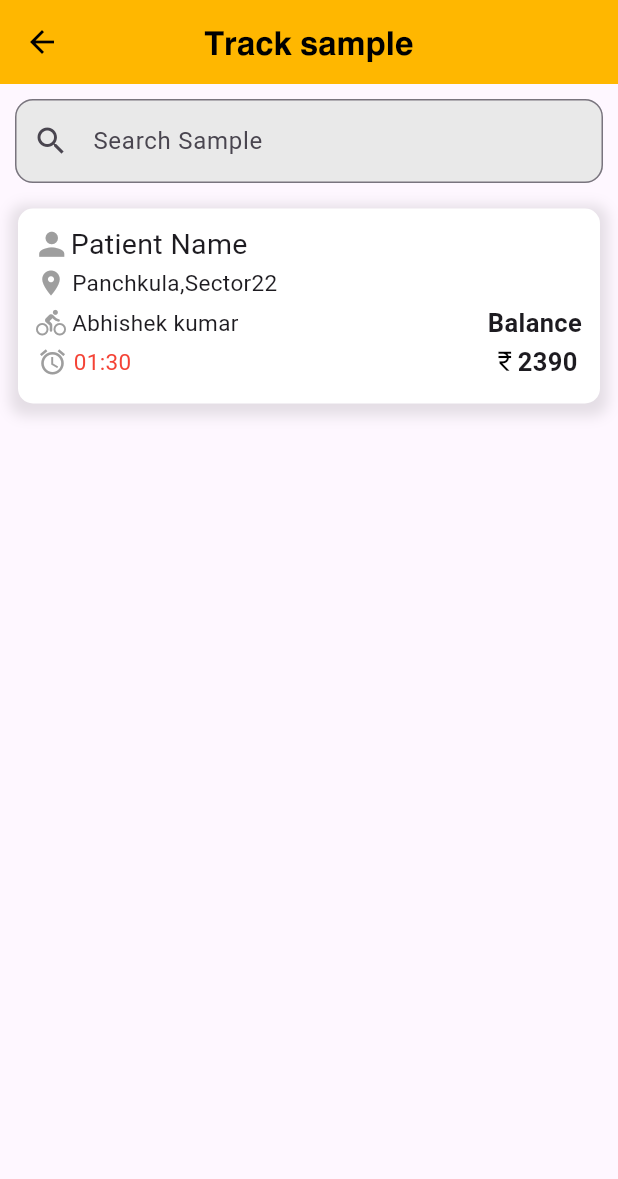
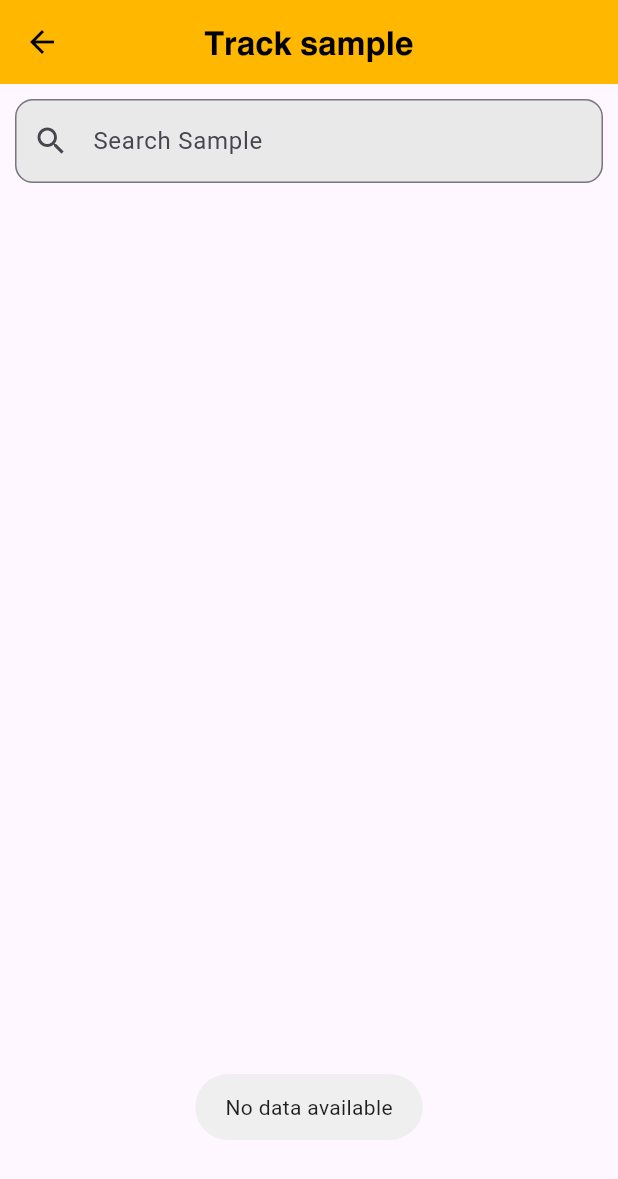
Before and after one commit to sarojKumarPadhi/lab_apk, a Flutter app: the TrackSample screen opened directly, on a phone screen of 412 x 824 dp. Shown: the top 1179 px of the screen. Run offline on Flutter 3.47's test engine with Material 3 defaults, Android fonts, the phone set to English and light mode, and no system bars; our stand-ins replace animate_do, audioplayers, badges, cached_network_image, cloud_firestore, connectivity_plus and 22 more; missing offline and left inert: colorful_safe_area, flutter_geofire, flutter_phone_direct_caller, flutter_polyline_points, gif_view, mailer and 1 more; accounts and stored records are empty; project files that could hold a hidden picture were left out.

Commit message:
letest code

```diff
--- /dev/null
+++ b/lib/controller/track_sample_controller.dart
@@ -0,0 +1,39 @@
+import 'package:cloud_firestore/cloud_firestore.dart';
+import 'package:firebase_auth/firebase_auth.dart';
+import 'package:firebase_database/firebase_database.dart';
+import 'package:fluttertoast/fluttertoast.dart';
+import 'package:get/get.dart';
+
+import '../global/globalData.dart';
+
+class trackSample extends GetxController {
+  RxList<dynamic> listOfSample = RxList<dynamic>();
+
+
+  @override
+  void onInit() {
+    super.onInit();
+    getAllSampleData();
+  }
+
+  Future getAllSampleData() async {
+
+
+    await FirebaseDatabase.instance
+        .ref()
+        .child("active_labs/$auth")
+        .once()
+        .then((DatabaseEvent event) {
+      if (event.snapshot.exists) {
+        Map<dynamic, dynamic> data = event.snapshot.value as Map<dynamic, dynamic>;
+        data.forEach((key, value) {
+          listOfSample.add(value);
+        });
+      }
+      else {
+        Fluttertoast.showToast(msg: "No data available");
+      }
+    });
+  }
+
+}
--- a/lib/global/globalData.dart
+++ b/lib/global/globalData.dart
@@ -1,3 +1,4 @@
+import 'package:firebase_auth/firebase_auth.dart';
 import 'package:flutter/material.dart';
 
 ///------------global-----------------
@@ -11,6 +12,7 @@ double? deviceHeight;
 String? latestRideId;
 int? totalDistance;
 int totalPrice=0;
+String? auth = FirebaseAuth.instance.currentUser?.uid;
 
 
 
--- a/lib/page/trackSample.dart
+++ b/lib/page/trackSample.dart
@@ -1,6 +1,12 @@
 import 'package:colorful_safe_area/colorful_safe_area.dart';
+import 'package:flutter/cupertino.dart';
 import 'package:flutter/material.dart';
+import 'package:get/get.dart';
 import 'package:jonk_lab/global/color.dart';
+import 'package:jonk_lab/global/globalData.dart';
+import 'package:jonk_lab/page/after_ride_accept_by_rider.dart';
+
+import '../controller/track_sample_controller.dart';
 
 class TrackSample extends StatefulWidget {
   const TrackSample({Key? key}) : super(key: key);
@@ -10,8 +16,11 @@ class TrackSample extends StatefulWidget {
 }
 
 class _TrackSampleState extends State<TrackSample> {
+
+  trackSample trackSampleData=Get.put(trackSample());
   @override
   Widget build(BuildContext context) {
+
     var height = MediaQuery.of(context).size.height; //834
     var width = MediaQuery.of(context).size.width; //392
     return Scaffold(
@@ -57,16 +66,20 @@ class _TrackSampleState extends State<TrackSample> {
                 ),
               ),
             ),
-            SizedBox(
+           Obx(() =>  SizedBox(
              height: 650,
+             child: ListView.builder(
+               itemCount: trackSampleData.listOfSample.length,
+               itemBuilder: (BuildContext context, int index) {
+                 Map<dynamic,dynamic> data=  trackSampleData.listOfSample[index] as Map<dynamic,dynamic>;
 
-              child: ListView.builder(
-                itemCount: 1,
-                itemBuilder: (BuildContext context, int index) {
                  return Padding(
                    padding: const EdgeInsets.all(7),
+                   child: InkWell(
+                     onTap: () {
+                       Get.to(AfterAcceptanceRidePage(requestId: data["requestId"], labUid: auth.toString()));
+                     },
                      child: Container(
-                      height: 130,
                        decoration: BoxDecoration(
                            boxShadow: [
                              BoxShadow(
@@ -80,7 +93,7 @@ class _TrackSampleState extends State<TrackSample> {
                            color: Colors.white,
                            borderRadius: const BorderRadius.all(Radius.circular(10))
                        ),
-                      child: const Padding(
+                       child:  Padding(
                          padding: EdgeInsets.only(
                              left: 10, right: 10, top: 10),
                          child: Column(
@@ -90,7 +103,7 @@ class _TrackSampleState extends State<TrackSample> {
                                children: [
                                  Icon(Icons.person, size: 25,
                                    color: Colors.grey,),
-                                Text("Patient Name",
+                                 Text(data["patientDetails"]["name"],
                                    style: TextStyle(fontSize: 19),),
 
                                ],
@@ -101,21 +114,22 @@ class _TrackSampleState extends State<TrackSample> {
                                  children: [
                                    Icon(Icons.location_on, size: 20,
                                      color: Colors.grey,),
-                                  Text(" Panchkula,Sector22",
-                                    style: TextStyle(fontSize: 15),)
+                                   Expanded(
+                                     child: Text(data["patientDetails"]["location"],
+                                       style: TextStyle(fontSize: 15),),
+                                   )
                                  ],
                                ),
                              ),
                              Padding(
                                padding: EdgeInsets.all(2),
                                child: Row(
-                                mainAxisAlignment: MainAxisAlignment
-                                    .spaceBetween,
+                                 mainAxisAlignment: MainAxisAlignment.spaceBetween,
                                  children: [
                                    Row(children: [
                                      Icon(Icons.directions_bike_rounded, size: 20,
                                        color: Colors.grey,),
-                                    Text(" Abhishek kumar",
+                                     Text(data["riderDetails"]["riderName"],
                                        style: TextStyle(fontSize: 15),)
                                    ]),
                                    Row(children: [
@@ -145,7 +159,7 @@ class _TrackSampleState extends State<TrackSample> {
                                      Icon(
                                        Icons.currency_rupee_sharp, size: 17,
                                        color: Colors.black,),
-                                    Text("2390", style: TextStyle(
+                                     Text(data["patientDetails"]["labPrice"], style: TextStyle(
                                          fontSize: 17,
                                          fontWeight: FontWeight.bold),)
                                    ]),
@@ -155,11 +169,15 @@ class _TrackSampleState extends State<TrackSample> {
                              ),
                            ],
                          ),
+
+                       ),
                      ),
                    ),
                  );
                },
+
              ),
+           )
            )
           ],
         ),
--- a/pubspec.yaml
+++ b/pubspec.yaml
@@ -92,6 +92,8 @@ dependencies:
   flutter_geofire: ^2.0.3
   mailer: ^6.1.0
   flutter_rating_bar: ^4.0.1
+  flutter_phone_direct_caller: ^2.1.1
+
 ## google map related packages
 google_maps_flutter: ^2.5.2
 
```
Also changed, not shown: lib/page/after_ride_accept_by_rider.dart (+46 -20 lines), lib/page/searchRiderPage.dart (+3 -4 lines), lib/model/track_sample_dataModel.dart (added), pubspec.lock. Lines whose indentation alone changed are shown as unchanged.
